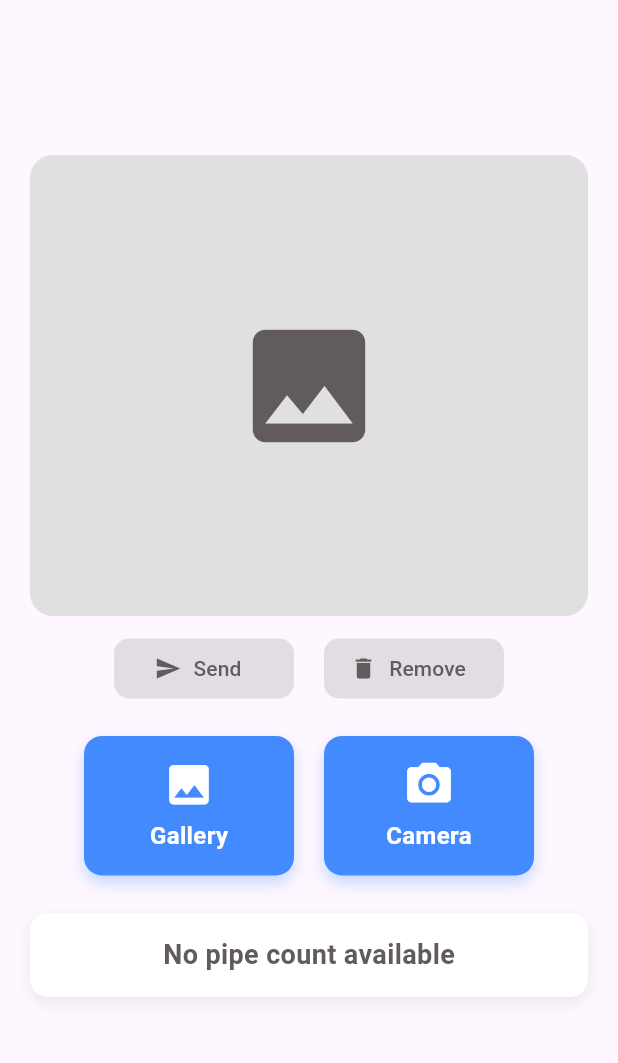
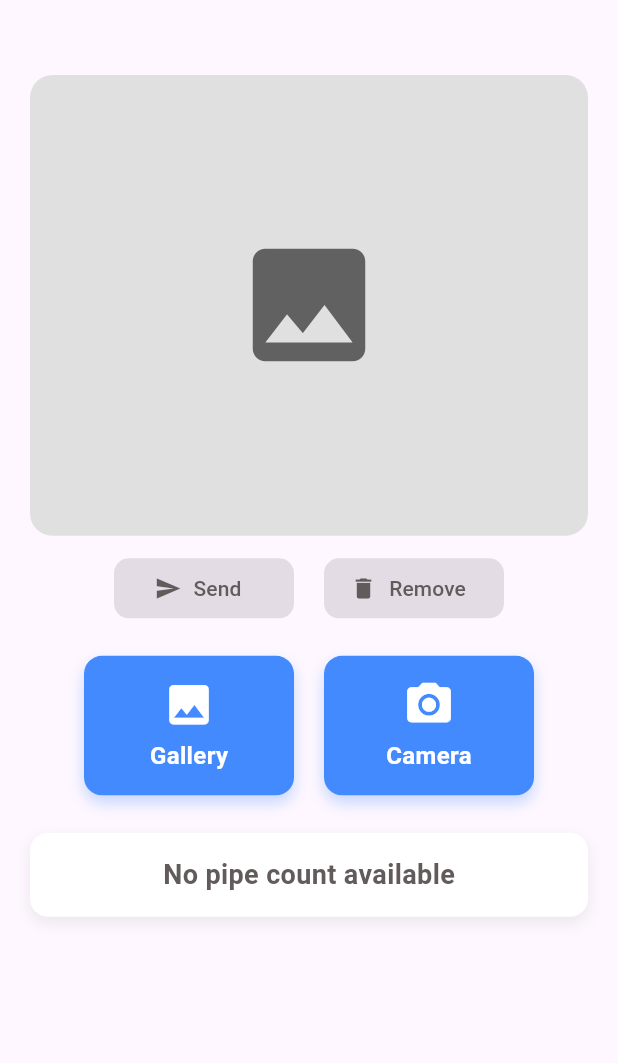
Before and after one commit to Nikhil-1426/County.Z.AI, a Flutter app: the screen it shows after launch, on a phone screen of 412 x 824 dp, the part 84-1147 px from its top. Run offline on Flutter 3.47's test engine with Material 3 defaults, Android fonts, the phone set to English and light mode, and no system bars; our stand-ins replace image_picker.

Commit message:
Changed Alignment

```diff
--- a/lib/home_page.dart
+++ b/lib/home_page.dart
@@ -45,15 +45,14 @@ class _HomePageState extends State<HomePage> {
       ),
       body: LayoutBuilder(
         builder: (context, constraints) {
-          return Center(
-            child: SingleChildScrollView(
+          return SingleChildScrollView(
             child: Padding(
               padding: const EdgeInsets.all(20.0),
               child: Column(
                 mainAxisAlignment: MainAxisAlignment.start,
                 crossAxisAlignment: CrossAxisAlignment.center,
                 children: [
-                    SizedBox(height: constraints.maxHeight * 0.05), // Top spacing
+                  SizedBox(height: 30), // Space from the top bar
 
                   // Dynamic Image Display
                   Container(
@@ -78,7 +77,7 @@ class _HomePageState extends State<HomePage> {
                             child: Icon(
                               Icons.image,
                               size: 100,
-                                color: const Color.fromARGB(255, 97, 91, 91),
+                              color: Colors.grey[700],
                             ),
                           ),
                   ),
@@ -147,9 +146,8 @@ class _HomePageState extends State<HomePage> {
                     ),
                   ),
 
-                    SizedBox(height: constraints.maxHeight * 0.05), // Bottom spacing
+                  SizedBox(height: 20), // Space at the bottom
                 ],
-                ),
               ),
             ),
           );
```
Lines whose indentation alone changed are shown as unchanged.
